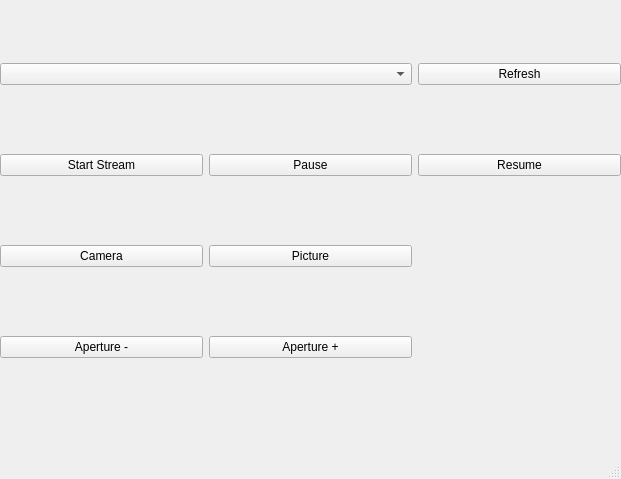
First picture: the form in src/gui/mainwindow.ui, repository david-polak/dslr-webcam, before the edit.
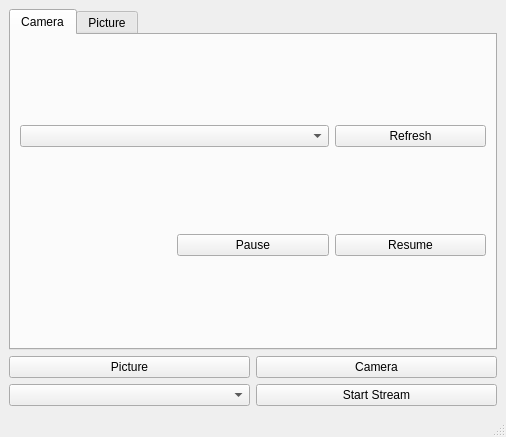
Second picture: the form after the edit.

```diff
--- a/src/gui/mainwindow.ui
+++ b/src/gui/mainwindow.ui
@@ -6,88 +6,123 @@
    <rect>
     <x>0</x>
     <y>0</y>
-    <width>621</width>
-    <height>479</height>
+    <width>506</width>
+    <height>437</height>
    </rect>
   </property>
   <property name="windowTitle">
    <string>MainWindow</string>
   </property>
   <widget class="QWidget" name="centralwidget">
-   <widget class="QWidget" name="gridLayoutWidget">
-    <property name="geometry">
-     <rect>
-      <x>0</x>
-      <y>0</y>
-      <width>621</width>
-      <height>421</height>
-     </rect>
-    </property>
-    <layout class="QGridLayout" name="gridLayout" columnstretch="0,0,0,0">
-     <item row="2" column="0">
-      <widget class="QPushButton" name="startBtn">
-       <property name="text">
-        <string>Start Stream</string>
+   <layout class="QVBoxLayout" name="verticalLayout">
+    <item>
+     <widget class="QTabWidget" name="configTabWidget">
+      <property name="tabShape">
+       <enum>QTabWidget::Rounded</enum>
+      </property>
+      <property name="currentIndex">
+       <number>0</number>
+      </property>
+      <widget class="QWidget" name="cameraTab">
+       <property name="sizePolicy">
+        <sizepolicy hsizetype="Expanding" vsizetype="Expanding">
+         <horstretch>0</horstretch>
+         <verstretch>0</verstretch>
+        </sizepolicy>
        </property>
-      </widget>
-     </item>
-     <item row="8" column="0">
-      <widget class="QPushButton" name="apertureDown">
-       <property name="text">
-        <string>Aperture -</string>
-       </property>
-      </widget>
-     </item>
-     <item row="2" column="1">
-      <widget class="QPushButton" name="pauseBtn">
-       <property name="text">
-        <string>Pause</string>
-       </property>
-       <property name="flat">
-        <bool>false</bool>
-       </property>
-      </widget>
-     </item>
-     <item row="2" column="2">
-      <widget class="QPushButton" name="resumeBtn">
-       <property name="text">
-        <string>Resume</string>
-       </property>
-      </widget>
-     </item>
-     <item row="4" column="0">
-      <widget class="QPushButton" name="cameraBtn">
-       <property name="text">
+       <attribute name="title">
         <string>Camera</string>
-       </property>
+       </attribute>
+       <layout class="QHBoxLayout" name="horizontalLayout_3">
+        <item>
+         <layout class="QGridLayout" name="gridLayout" columnstretch="0,0,0">
+          <item row="2" column="2">
+           <widget class="QPushButton" name="resumeBtn">
+            <property name="text">
+             <string>Resume</string>
+            </property>
+           </widget>
+          </item>
+          <item row="0" column="2">
+           <widget class="QPushButton" name="refreshBtn">
+            <property name="text">
+             <string>Refresh</string>
+            </property>
+           </widget>
+          </item>
+          <item row="0" column="0" colspan="2">
+           <widget class="QComboBox" name="cameraBox"/>
+          </item>
+          <item row="2" column="1">
+           <widget class="QPushButton" name="pauseBtn">
+            <property name="text">
+             <string>Pause</string>
+            </property>
+            <property name="flat">
+             <bool>false</bool>
+            </property>
+           </widget>
+          </item>
+         </layout>
+        </item>
+       </layout>
       </widget>
-     </item>
-     <item row="8" column="1">
-      <widget class="QPushButton" name="apertureUp">
-       <property name="text">
-        <string>Aperture +</string>
-       </property>
-      </widget>
-     </item>
-     <item row="4" column="1">
-      <widget class="QPushButton" name="pictureBtn">
-       <property name="text">
+      <widget class="QWidget" name="pictureTab">
+       <attribute name="title">
         <string>Picture</string>
-       </property>
+       </attribute>
       </widget>
-     </item>
-     <item row="0" column="0" colspan="2">
-      <widget class="QComboBox" name="cameraBox"/>
-     </item>
-     <item row="0" column="2">
-      <widget class="QPushButton" name="refreshBtn">
-       <property name="text">
-        <string>Refresh</string>
-       </property>
-      </widget>
-     </item>
-    </layout>
-   </widget>
+     </widget>
+    </item>
+    <item>
+     <layout class="QHBoxLayout" name="horizontalLayout_2">
+      <item>
+       <widget class="QPushButton" name="pictureBtn">
+        <property name="text">
+         <string>Picture</string>
+        </property>
+        <property name="flat">
+         <bool>false</bool>
+        </property>
+       </widget>
+      </item>
+      <item>
+       <widget class="QPushButton" name="cameraBtn">
+        <property name="text">
+         <string>Camera</string>
+        </property>
+       </widget>
+      </item>
+     </layout>
+    </item>
+    <item>
+     <layout class="QHBoxLayout" name="horizontalLayout" stretch="0,0">
+      <property name="spacing">
+       <number>6</number>
+      </property>
+      <item>
+       <widget class="QComboBox" name="v4l2List"/>
+      </item>
+      <item>
+       <widget class="QPushButton" name="startBtn">
+        <property name="font">
+         <font>
+          <weight>50</weight>
+          <bold>false</bold>
+          <strikeout>false</strikeout>
+         </font>
+        </property>
+        <property name="autoFillBackground">
+         <bool>false</bool>
+        </property>
+        <property name="text">
+         <string>Start Stream</string>
+        </property>
+       </widget>
+      </item>
+     </layout>
+    </item>
+   </layout>
   </widget>
   <widget class="QMenuBar" name="menubar">
    <property name="geometry">
```
Left out of the diff: 4 changed lines with no effect on the pictures.
